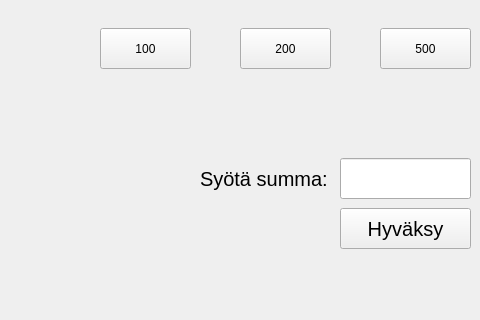
The window that bankautomat/nosto.ui (tvt21kmo-bank-project/group_4) describes before a commit, drawn with Qt 5; both pictures show x 0 to 480 and y 152 to 472 of the 1024 by 768 pixel window.
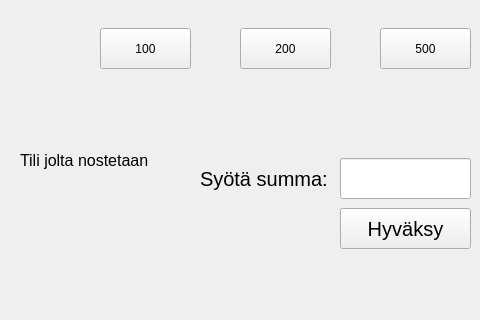
The same window after the commit.

Commit message: nosto toimii, lisää procedure nosto dump.txt file api kansiosta

Patch:
```diff
--- a/bankautomat/nosto.ui
+++ b/bankautomat/nosto.ui
@@ -185,6 +185,42 @@
     </rect>
    </property>
   </widget>
+  <widget class="QLabel" name="omaNostotili">
+   <property name="geometry">
+    <rect>
+     <x>60</x>
+     <y>320</y>
+     <width>61</width>
+     <height>61</height>
+    </rect>
+   </property>
+   <property name="font">
+    <font>
+     <pointsize>18</pointsize>
+    </font>
+   </property>
+   <property name="text">
+    <string/>
+   </property>
+  </widget>
+  <widget class="QLabel" name="label_3">
+   <property name="geometry">
+    <rect>
+     <x>20</x>
+     <y>302</y>
+     <width>141</width>
+     <height>21</height>
+    </rect>
+   </property>
+   <property name="font">
+    <font>
+     <pointsize>12</pointsize>
+    </font>
+   </property>
+   <property name="text">
+    <string>Tili jolta nostetaan</string>
+   </property>
+  </widget>
  </widget>
  <resources/>
  <connections/>
```
The commit also changes 9 other files.
